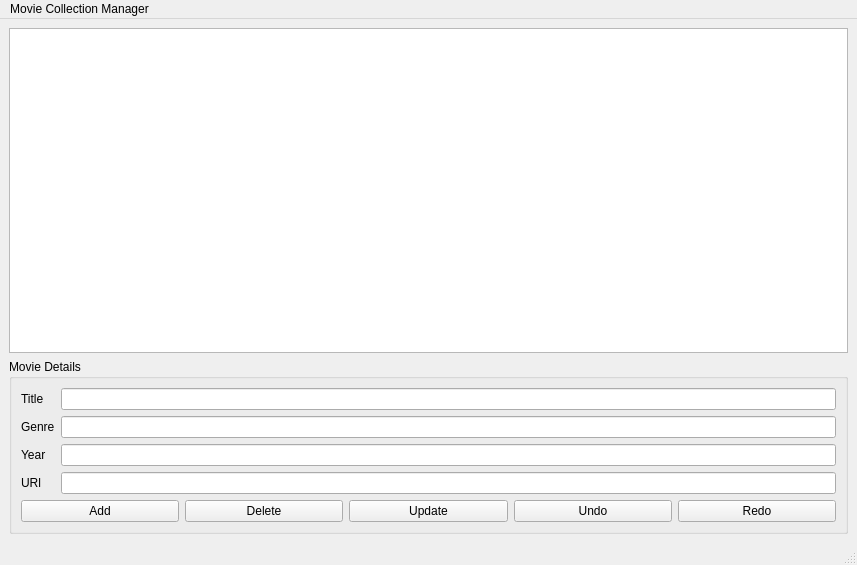
The window that Movie_Collection_Manager/mainwindow.ui (su-sanr/Movie-Collection-Manger) describes before a commit, drawn with Qt 5.
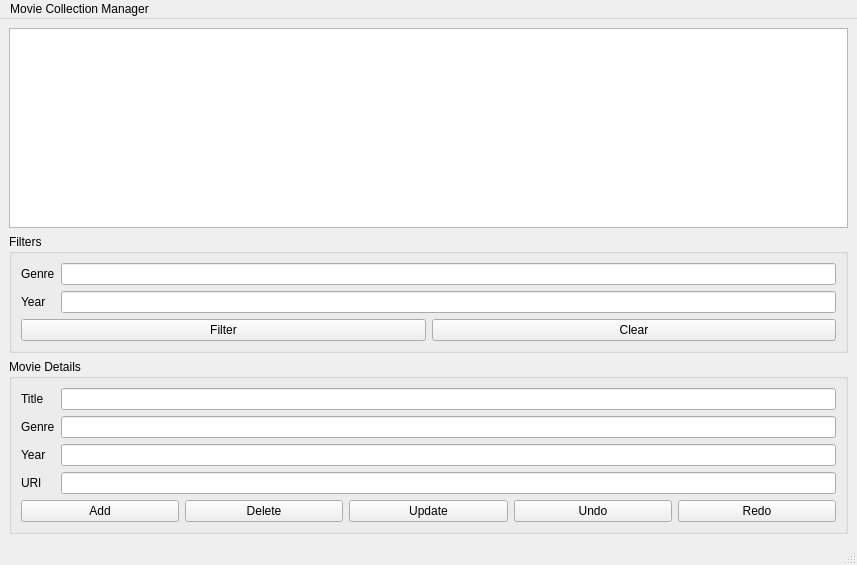
The same window after the commit.

Patch:
```diff
--- a/Movie_Collection_Manager/mainwindow.ui
+++ b/Movie_Collection_Manager/mainwindow.ui
@@ -14,10 +14,61 @@
    <string>MainWindow</string>
   </property>
   <widget class="QWidget" name="centralwidget">
-   <layout class="QVBoxLayout" name="verticalLayout_2">
+   <layout class="QVBoxLayout" name="verticalLayout_3">
     <item>
      <widget class="QListWidget" name="movieListWidget"/>
     </item>
+    <item>
+     <widget class="QGroupBox" name="groupBox_2">
+      <property name="title">
+       <string>Filters</string>
+      </property>
+      <layout class="QVBoxLayout" name="verticalLayout_2">
+       <item>
+        <layout class="QFormLayout" name="formLayout_2">
+         <item row="0" column="0">
+          <widget class="QLabel" name="label_5">
+           <property name="text">
+            <string>Genre</string>
+           </property>
+          </widget>
+         </item>
+         <item row="0" column="1">
+          <widget class="QLineEdit" name="filterGenreInput"/>
+         </item>
+         <item row="1" column="1">
+          <widget class="QLineEdit" name="filterYearInput"/>
+         </item>
+         <item row="1" column="0">
+          <widget class="QLabel" name="label_6">
+           <property name="text">
+            <string>Year</string>
+           </property>
+          </widget>
+         </item>
+        </layout>
+       </item>
+       <item>
+        <layout class="QHBoxLayout" name="horizontalLayout_2">
+         <item>
+          <widget class="QPushButton" name="filterButton">
+           <property name="text">
+            <string>Filter</string>
+           </property>
+          </widget>
+         </item>
+         <item>
+          <widget class="QPushButton" name="clearFilterButton">
+           <property name="text">
+            <string>Clear</string>
+           </property>
+          </widget>
+         </item>
+        </layout>
+       </item>
+      </layout>
+     </widget>
+    </item>
     <item>
      <widget class="QGroupBox" name="groupBox">
       <property name="title">
```
